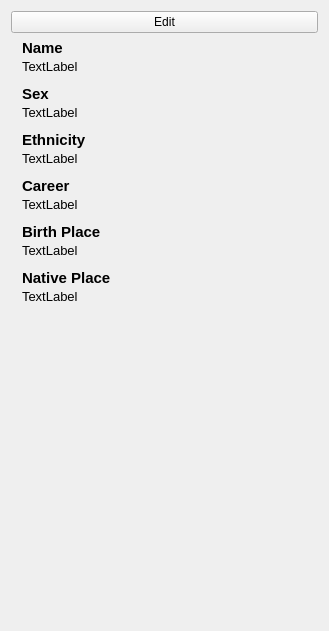
Old version of the form src/ui/patientinfodock.ui in the repository LambolAlee/JiDe.
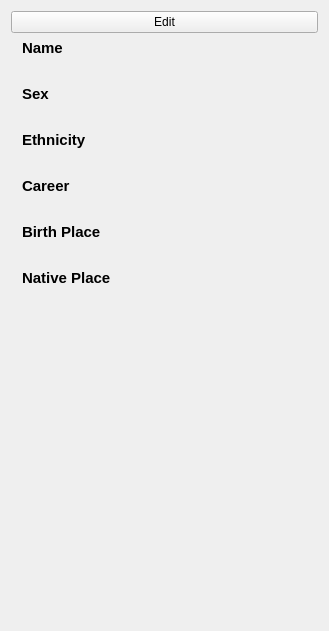
New version of the form. The open tabs and pages were chosen to show the change.

```diff
--- a/src/ui/patientinfodock.ui
+++ b/src/ui/patientinfodock.ui
@@ -104,7 +104,7 @@
                   </font>
                  </property>
                  <property name="text">
-                  <string>TextLabel</string>
+                  <string/>
                  </property>
                 </widget>
                </item>
@@ -136,7 +136,7 @@
                   </font>
                  </property>
                  <property name="text">
-                  <string>TextLabel</string>
+                  <string/>
                  </property>
                 </widget>
                </item>
@@ -168,7 +168,7 @@
                   </font>
                  </property>
                  <property name="text">
-                  <string>TextLabel</string>
+                  <string/>
                  </property>
                 </widget>
                </item>
@@ -200,7 +200,7 @@
                   </font>
                  </property>
                  <property name="text">
-                  <string>TextLabel</string>
+                  <string/>
                  </property>
                 </widget>
                </item>
@@ -232,7 +232,7 @@
                   </font>
                  </property>
                  <property name="text">
-                  <string>TextLabel</string>
+                  <string/>
                  </property>
                 </widget>
                </item>
@@ -264,7 +264,7 @@
                   </font>
                  </property>
                  <property name="text">
-                  <string>TextLabel</string>
+                  <string/>
                  </property>
                 </widget>
                </item>
```
Left out of the diff: 22 changed lines with no effect on the pictures.
